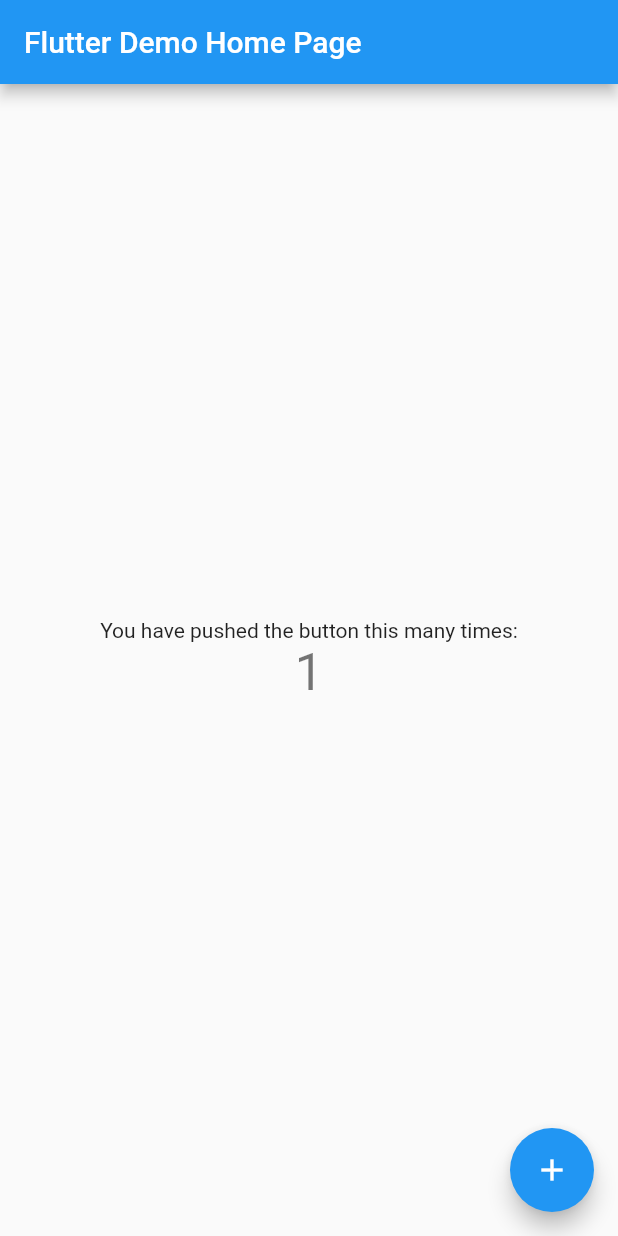
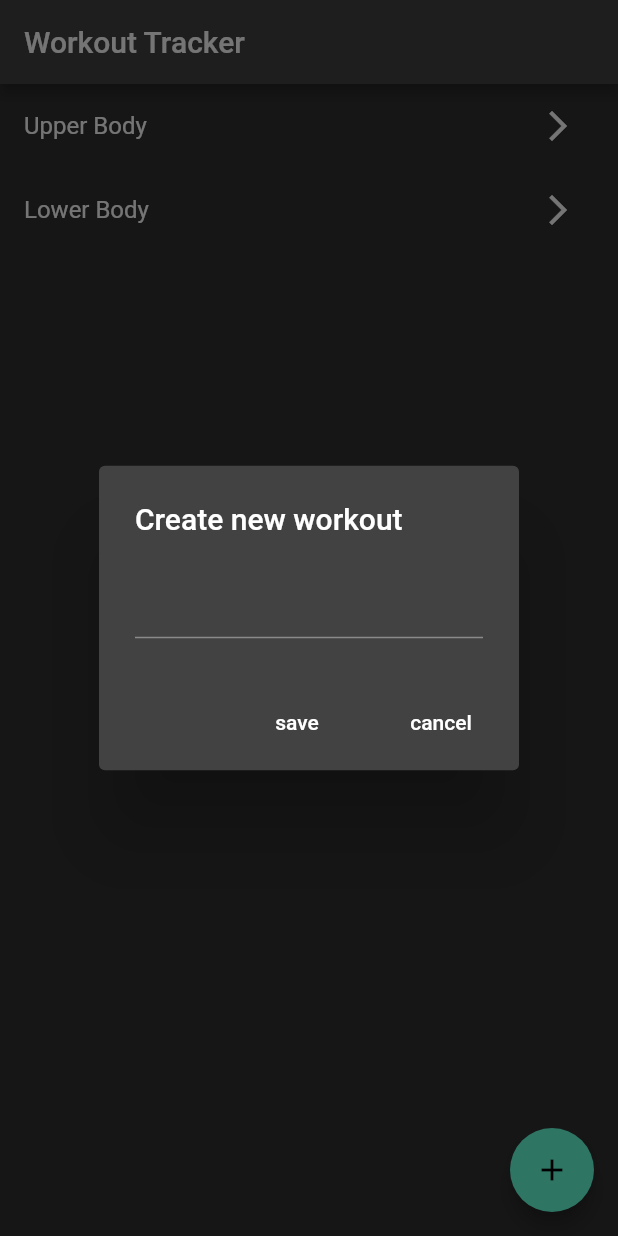
Before and after one commit to BlamerX/Workout-Tracker-App, a Flutter app: the screen it shows after launch, after a tap on the "add" icon, on a phone screen of 412 x 824 dp. Run offline on Flutter 3.47's test engine with Material 2 defaults, Android fonts, the phone set to English and light mode, and no system bars; our stand-ins replace hive_flutter; accounts and stored records are empty.

Commit message:
Updated the App

```diff
--- a/lib/main.dart
+++ b/lib/main.dart
@@ -1,115 +1,33 @@
 import 'package:flutter/material.dart';
+import 'package:hive_flutter/hive_flutter.dart';
+import 'package:provider/provider.dart';
 
-void main() {
+import 'src/Homepage/homepage.dart';
+import 'src/Workout Data/workout_data.dart';
+
+void main() async {
+  // Initialize Hive
+  await Hive.initFlutter();
+
+  // open a hive box
+  await Hive.openBox('workout_database');
+
   runApp(const MyApp());
 }
 
 class MyApp extends StatelessWidget {
   const MyApp({super.key});
 
-  // This widget is the root of your application.
   @override
   Widget build(BuildContext context) {
-    return MaterialApp(
-      title: 'Flutter Demo',
-      theme: ThemeData(
-        // This is the theme of your application.
-        //
-        // Try running your application with "flutter run". You'll see the
-        // application has a blue toolbar. Then, without quitting the app, try
-        // changing the primarySwatch below to Colors.green and then invoke
-        // "hot reload" (press "r" in the console where you ran "flutter run",
-        // or simply save your changes to "hot reload" in a Flutter IDE).
-        // Notice that the counter didn't reset back to zero; the application
-        // is not restarted.
-        primarySwatch: Colors.blue,
+    return ChangeNotifierProvider(
+      create: (context) => WorkoutData(),
+      child: MaterialApp(
+        darkTheme: ThemeData(brightness: Brightness.dark),
+        themeMode: ThemeMode.dark,
+        debugShowCheckedModeBanner: false,
+        home: const HomePage(),
       ),
-      home: const MyHomePage(title: 'Flutter Demo Home Page'),
     );
   }
 }
-
-class MyHomePage extends StatefulWidget {
-  const MyHomePage({super.key, required this.title});
-
-  // This widget is the home page of your application. It is stateful, meaning
-  // that it has a State object (defined below) that contains fields that affect
-  // how it looks.
-
-  // This class is the configuration for the state. It holds the values (in this
-  // case the title) provided by the parent (in this case the App widget) and
-  // used by the build method of the State. Fields in a Widget subclass are
-  // always marked "final".
-
-  final String title;
-
-  @override
-  State<MyHomePage> createState() => _MyHomePageState();
-}
-
-class _MyHomePageState extends State<MyHomePage> {
-  int _counter = 0;
-
-  void _incrementCounter() {
-    setState(() {
-      // This call to setState tells the Flutter framework that something has
-      // changed in this State, which causes it to rerun the build method below
-      // so that the display can reflect the updated values. If we changed
-      // _counter without calling setState(), then the build method would not be
-      // called again, and so nothing would appear to happen.
-      _counter++;
-    });
-  }
-
-  @override
-  Widget build(BuildContext context) {
-    // This method is rerun every time setState is called, for instance as done
-    // by the _incrementCounter method above.
-    //
-    // The Flutter framework has been optimized to make rerunning build methods
-    // fast, so that you can just rebuild anything that needs updating rather
-    // than having to individually change instances of widgets.
-    return Scaffold(
-      appBar: AppBar(
-        // Here we take the value from the MyHomePage object that was created by
-        // the App.build method, and use it to set our appbar title.
-        title: Text(widget.title),
-      ),
-      body: Center(
-        // Center is a layout widget. It takes a single child and positions it
-        // in the middle of the parent.
-        child: Column(
-          // Column is also a layout widget. It takes a list of children and
-          // arranges them vertically. By default, it sizes itself to fit its
-          // children horizontally, and tries to be as tall as its parent.
-          //
-          // Invoke "debug painting" (press "p" in the console, choose the
-          // "Toggle Debug Paint" action from the Flutter Inspector in Android
-          // Studio, or the "Toggle Debug Paint" command in Visual Studio Code)
-          // to see the wireframe for each widget.
-          //
-          // Column has various properties to control how it sizes itself and
-          // how it positions its children. Here we use mainAxisAlignment to
-          // center the children vertically; the main axis here is the vertical
-          // axis because Columns are vertical (the cross axis would be
-          // horizontal).
-          mainAxisAlignment: MainAxisAlignment.center,
-          children: <Widget>[
-            const Text(
-              'You have pushed the button this many times:',
-            ),
-            Text(
-              '$_counter',
-              style: Theme.of(context).textTheme.headline4,
-            ),
-          ],
-        ),
-      ),
-      floatingActionButton: FloatingActionButton(
-        onPressed: _incrementCounter,
-        tooltip: 'Increment',
-        child: const Icon(Icons.add),
-      ), // This trailing comma makes auto-formatting nicer for build methods.
-    );
-  }
-}
--- /dev/null
+++ b/lib/src/Homepage/homepage.dart
@@ -0,0 +1,101 @@
+import 'package:flutter/material.dart';
+import 'package:provider/provider.dart';
+import 'package:workout_tracker/src/Workout%20Data/workout_data.dart';
+
+import 'workout_page.dart';
+
+class HomePage extends StatefulWidget {
+  const HomePage({super.key});
+
+  @override
+  State<HomePage> createState() => _HomePageState();
+}
+
+class _HomePageState extends State<HomePage> {
+  // text controller
+  final newWorkoutNameController = TextEditingController();
+
+  void createNewWorkout() {
+    showDialog(
+      context: context,
+      builder: (context) => AlertDialog(
+        title: const Text("Create new workout"),
+        content: TextField(
+          controller: newWorkoutNameController,
+        ),
+        actions: [
+          // save button
+          MaterialButton(
+            onPressed: save,
+            child: const Text("save"),
+          ),
+          // cancel button
+          MaterialButton(
+            onPressed: cancel,
+            child: const Text("cancel"),
+          ),
+        ],
+      ),
+    );
+  }
+
+  // go to workout page
+  void gToWorkoutPage(String workoutName) {
+    Navigator.push(
+        context,
+        MaterialPageRoute(
+          builder: (context) => WorkoutPage(
+            workoutName: workoutName,
+          ),
+        ));
+  }
+
+  // Save workout
+  void save() {
+    // get workout name from text controller
+    String newWorkoutName = newWorkoutNameController.text;
+    // add workout to workoutdata List
+    Provider.of<WorkoutData>(context, listen: false).addWorkout(newWorkoutName);
+
+    // pop dialoge box
+    Navigator.pop(context);
+    clear();
+  }
+
+  // cancle
+  void cancel() {
+    // pop dialoge box
+    Navigator.pop(context);
+    clear();
+  }
+
+  // clear controller
+  void clear() {
+    newWorkoutNameController.clear();
+  }
+
+  @override
+  Widget build(BuildContext context) {
+    return Consumer<WorkoutData>(
+      builder: (context, value, child) => Scaffold(
+        appBar: AppBar(
+          title: const Text("Workout Tracker"),
+        ),
+        floatingActionButton: FloatingActionButton(
+          onPressed: createNewWorkout,
+          child: const Icon(Icons.add),
+        ),
+        body: ListView.builder(
+          itemCount: value.getWorkoutList().length,
+          itemBuilder: (context, index) => ListTile(
+              title: Text(value.getWorkoutList()[index].name),
+              trailing: IconButton(
+                icon: const Icon(Icons.arrow_forward_ios),
+                onPressed: () =>
+                    gToWorkoutPage(value.getWorkoutList()[index].name),
+              )),
+        ),
+      ),
+    );
+  }
+}
--- /dev/null
+++ b/lib/src/Models/exercise.dart
@@ -0,0 +1,15 @@
+class Exercise {
+  final String name;
+  final String weight;
+  final String reps;
+  final String sets;
+  bool isCompleted;
+
+  Exercise({
+    required this.name,
+    required this.weight,
+    required this.reps,
+    required this.sets,
+    this.isCompleted = false,
+  });
+}
--- /dev/null
+++ b/lib/src/Models/workout.dart
@@ -0,0 +1,8 @@
+import 'exercise.dart';
+
+class Workout {
+  late final String name;
+  late final List<Exercise> exercises;
+
+  Workout({required this.name, required this.exercises});
+}
--- /dev/null
+++ b/lib/src/Workout Data/workout_data.dart
@@ -0,0 +1,108 @@
+import 'package:flutter/cupertino.dart';
+import 'package:workout_tracker/src/Models/exercise.dart';
+
+import '../Models/workout.dart';
+
+class WorkoutData extends ChangeNotifier {
+  /*
+  WORKOUT DATA STRUCTURE
+
+  - This overall list contains the different workouts
+  - Each workout has a name, and list of exercises
+
+  */
+  List<Workout> workoutList = [
+    // default workout
+    Workout(
+      name: "Upper Body",
+      exercises: [
+        Exercise(
+          name: "Bicep Curls",
+          weight: "10",
+          reps: "10",
+          sets: "3",
+        ),
+      ],
+    ),
+    Workout(
+      name: "Lower Body",
+      exercises: [
+        Exercise(
+          name: "Squats",
+          weight: "10",
+          reps: "10",
+          sets: "3",
+        ),
+      ],
+    ),
+  ];
+
+  // get the list of workouts
+  List<Workout> getWorkoutList() {
+    return workoutList;
+  }
+
+  // get length of a given workout
+  int numberOfExercisesInWorkout(String workoutName) {
+    Workout relevantWorkout = getRelevantWorkout(workoutName);
+
+    return relevantWorkout.exercises.length;
+  }
+
+  // add a workout
+  void addWorkout(String name) {
+    // add a new workout with a blank list of exercises
+    workoutList.add(Workout(name: name, exercises: []));
+
+    notifyListeners();
+  }
+
+  // add an exercise to a workout
+  void addExercise(String workoutName, String exerciseName, String weight,
+      String reps, String sets) {
+    // Find the relevant workout
+    Workout relevantWorkout = getRelevantWorkout(workoutName);
+
+    relevantWorkout.exercises.add(
+      Exercise(
+        name: exerciseName,
+        weight: weight,
+        reps: reps,
+        sets: sets,
+      ),
+    );
+
+    notifyListeners();
+  }
+
+  // check off the exercise once done
+  void checkOffExercise(String workoutName, String exerciseName) {
+    // find the relevant workout and erlevant exercise in that workout
+    Exercise relevantExercise = getRelevantExercise(workoutName, exerciseName);
+
+    // check off boolean to show user completed the exercise
+    relevantExercise.isCompleted = !relevantExercise.isCompleted;
+
+    notifyListeners();
+  }
+
+  // returns relevant workout object,given workout name
+  Workout getRelevantWorkout(String workoutName) {
+    Workout relevantWorkout =
+        workoutList.firstWhere((workout) => workout.name == workoutName);
+
+    return relevantWorkout;
+  }
+
+  // return relavent exercise object, given a workout name +exercise name
+  Exercise getRelevantExercise(String workoutName, String exerciseName) {
+    // Find relevant workout first
+    Workout relevantWorkout = getRelevantWorkout(workoutName);
+
+    // then find the relevant exercise in the workout
+    Exercise relevantExercise = relevantWorkout.exercises
+        .firstWhere((exercise) => exercise.name == exerciseName);
+
+    return relevantExercise;
+  }
+}
```
Also changed, not shown: lib/src/Components/exercise_tile.dart (added, +54 -0 lines), lib/src/DateTime/date_time.dart (added, +58 -0 lines), lib/src/Hive Database/hive_database.dart (added, +20 -0 lines), lib/src/Homepage/workout_page.dart (added, +150 -0 lines), pubspec.yaml (+5 -4 lines), pubspec.lock.
